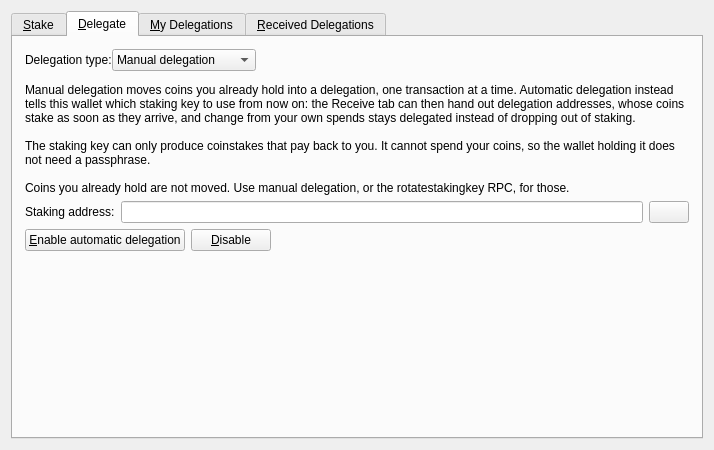
Qt form src/qt/forms/stakepage.ui (Catipal/bps) before a commit.
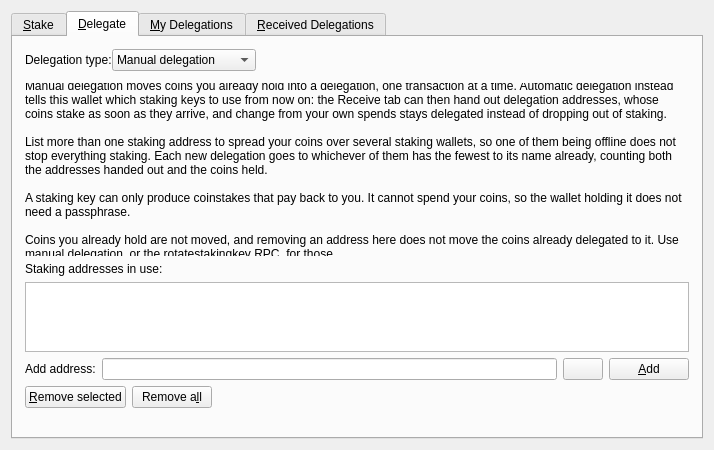
The same form after that commit. The open tabs and pages were chosen to show the change. Icons and pictures are not drawn. Custom widgets are drawn as their Qt base class.

Commit message: wallet, qt: allow more than one staking address

```diff
--- a/src/qt/forms/stakepage.ui
+++ b/src/qt/forms/stakepage.ui
@@ -633,23 +633,42 @@
                                             <item>
                                                 <widget class="QLabel" name="labelAutoDelegationHelp">
                                                     <property name="text">
-                                                        <string>Manual delegation moves coins you already hold into a delegation, one transaction at a time. Automatic delegation instead tells this wallet which staking key to use from now on: the Receive tab can then hand out delegation addresses, whose coins stake as soon as they arrive, and change from your own spends stays delegated instead of dropping out of staking.
+                                                        <string>Manual delegation moves coins you already hold into a delegation, one transaction at a time. Automatic delegation instead tells this wallet which staking keys to use from now on: the Receive tab can then hand out delegation addresses, whose coins stake as soon as they arrive, and change from your own spends stays delegated instead of dropping out of staking.
 
-The staking key can only produce coinstakes that pay back to you. It cannot spend your coins, so the wallet holding it does not need a passphrase.
+List more than one staking address to spread your coins over several staking wallets, so one of them being offline does not stop everything staking. Each new delegation goes to whichever of them has the fewest to its name already, counting both the addresses handed out and the coins held.
 
-Coins you already hold are not moved. Use manual delegation, or the rotatestakingkey RPC, for those.</string>
+A staking key can only produce coinstakes that pay back to you. It cannot spend your coins, so the wallet holding it does not need a passphrase.
+
+Coins you already hold are not moved, and removing an address here does not move the coins already delegated to it. Use manual delegation, or the rotatestakingkey RPC, for those.</string>
                                                     </property>
                                                     <property name="wordWrap">
                                                         <bool>true</bool>
                                                     </property>
                                                 </widget>
                                             </item>
+                                            <item>
+                                                <widget class="QLabel" name="labelStakingAddressList">
+                                                    <property name="text">
+                                                        <string>Staking addresses in use:</string>
+                                                    </property>
+                                                </widget>
+                                            </item>
+                                            <item>
+                                                <widget class="QListWidget" name="stakingAddressList">
+                                                    <property name="selectionMode">
+                                                        <enum>QAbstractItemView::ExtendedSelection</enum>
+                                                    </property>
+                                                    <property name="maximumHeight">
+                                                        <number>140</number>
+                                                    </property>
+                                                </widget>
+                                            </item>
                                             <item>
                                                 <layout class="QHBoxLayout" name="layoutAutoStaker">
                                                     <item>
                                                         <widget class="QLabel" name="labelAutoStakerAddress">
                                                             <property name="text">
-                                                                <string>Staking address:</string>
+                                                                <string>Add address:</string>
                                                             </property>
                                                         </widget>
                                                     </item>
@@ -666,6 +685,13 @@
                                                             </property>
                                                         </widget>
                                                     </item>
+                                                    <item>
+                                                        <widget class="QPushButton" name="autoDelegationAddButton">
+                                                            <property name="text">
+                                                                <string>&amp;Add</string>
+                                                            </property>
+                                                        </widget>
+                                                    </item>
                                                 </layout>
                                             </item>
                                             <item>
@@ -673,14 +699,14 @@
                                                     <item>
                                                         <widget class="QPushButton" name="autoDelegationApplyButton">
                                                             <property name="text">
-                                                                <string>&amp;Enable automatic delegation</string>
+                                                                <string>&amp;Remove selected</string>
                                                             </property>
                                                         </widget>
                                                     </item>
                                                     <item>
                                                         <widget class="QPushButton" name="autoDelegationClearButton">
                                                             <property name="text">
-                                                                <string>&amp;Disable</string>
+                                                                <string>Remove a&amp;ll</string>
                                                             </property>
                                                         </widget>
                                                     </item>
```
Left out of the diff: 2 changed lines with no effect on the pictures. The commit also changes 11 other files.
